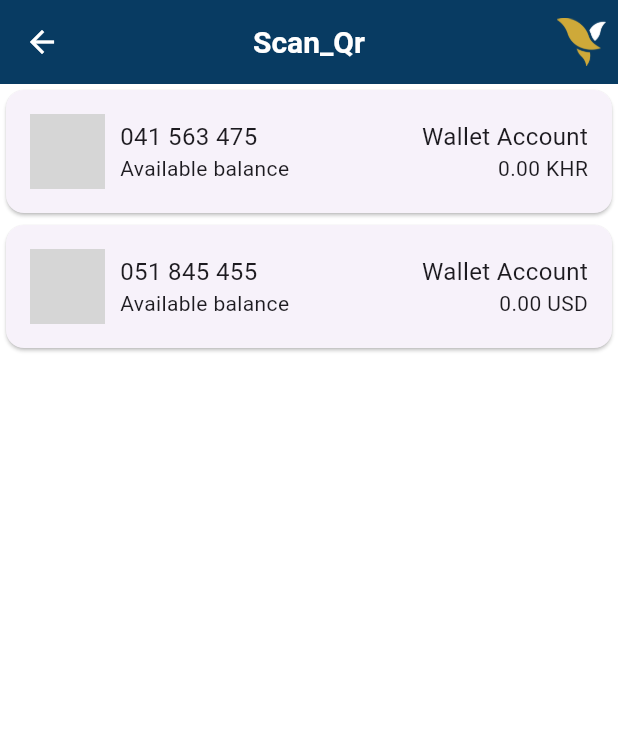
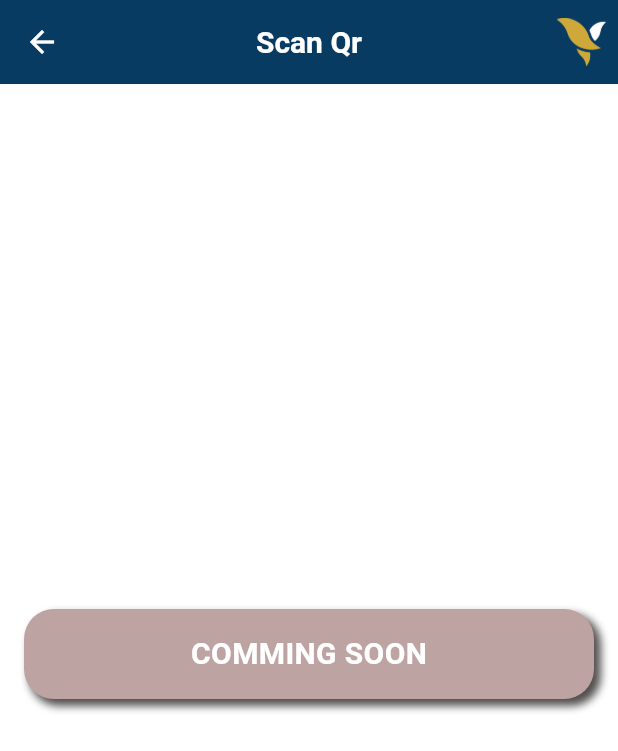
Before and after one commit to keyyyCode/flutter_acleda, a Flutter app: the Scan_Qr screen opened directly, on a phone screen of 412 x 824 dp. Shown: the top 751 px of the screen. Run offline on Flutter 3.47's test engine with Material 3 defaults, Android fonts, the light colour scheme and no system bars; our stand-ins replace carousel_slider; missing offline and left inert: flutter_icon_snackbar; grey boxes are pictures that could not be loaded.

Commit message:
first commit

```diff
--- a/lib/screen/GridBox/scan_qr.dart
+++ /dev/null
@@ -1,90 +0,0 @@
-import 'package:bank/screen/Screen_Main/main_screen.dart';
-import 'package:flutter/material.dart';
-
-class Scan_Qr extends StatelessWidget {
-  @override
-  Widget build(BuildContext context) => Scaffold(
-        appBar: AppBar(
-          title: const Text(
-            'Scan_Qr',
-            style: TextStyle(
-                color: Colors.white, fontWeight: FontWeight.bold, fontSize: 20),
-          ),
-          backgroundColor: const Color.fromARGB(255, 8, 59, 98),
-          centerTitle: true,
-          iconTheme: const IconThemeData(color: Colors.white),
-          actions: [
-            IconButton(
-              onPressed: () {
-                Navigator.pop(
-                  context,
-                  MaterialPageRoute(
-                    builder: (context) => HomepageScreen(),
-                  ),
-                );
-              },
-              icon: Image.asset(
-                'assets/icons/body/acleda.png',
-                width: 33,
-                height: 33,
-              ),
-
-              // padding: const EdgeInsets.all(16.0),
-            )
-          ],
-        ),
-        body: Center(
-          child: Column(
-            children: [
-              balanceCard(context, '041 563 475', 'Available balance',
-                  'Wallet Account', '0.00 KHR'),
-              balanceCard(context, '051 845 455', 'Available balance',
-                  'Wallet Account', '0.00 USD'),
-            ],
-          ),
-        ),
-      );
-  Widget balanceCard(BuildContext context, String phoneNum, String accountName,
-          String amount, String Wallet) =>
-      Card(
-        child: Padding(
-          padding: const EdgeInsets.all(16.0),
-          child: Row(
-            mainAxisAlignment: MainAxisAlignment.spaceBetween,
-            children: [
-              Container(
-                width: 50.0,
-                height: 50.0,
-                decoration: const BoxDecoration(
-                  shape: BoxShape.circle,
-                  image: DecorationImage(
-                    image: AssetImage('assets/icons/menus.png'),
-                  ),
-                ),
-                margin: const EdgeInsets.only(right: 10.0),
-              ),
-              Expanded(
-                child: Column(
-                  mainAxisAlignment: MainAxisAlignment.center,
-                  crossAxisAlignment: CrossAxisAlignment.start,
-                  children: [
-                    Text(phoneNum, style: const TextStyle(fontSize: 16.0)),
-                    Text(accountName, style: const TextStyle(fontSize: 14.0)),
-                  ],
-                ),
-              ),
-              Expanded(
-                child: Column(
-                  mainAxisAlignment: MainAxisAlignment.center,
-                  crossAxisAlignment: CrossAxisAlignment.end,
-                  children: [
-                    Text(amount, style: const TextStyle(fontSize: 16.0)),
-                    Text(Wallet, style: const TextStyle(fontSize: 14.0)),
-                  ],
-                ),
-              ),
-            ],
-          ),
-        ),
-      );
-}
--- /dev/null
+++ b/lib/screen/GridBox/scanqr.dart
@@ -0,0 +1,70 @@
+import 'package:bank/screen/Screen_Main/main_screen.dart';
+import 'package:flutter/material.dart';
+import 'package:flutter/widgets.dart';
+
+class Scan_Qr extends StatelessWidget {
+  @override
+  Widget build(BuildContext context) => Scaffold(
+        appBar: AppBar(
+          title: const Text(
+            'Scan Qr',
+            style: TextStyle(
+                color: Colors.white, fontWeight: FontWeight.bold, fontSize: 20),
+          ),
+          backgroundColor: const Color.fromARGB(255, 8, 59, 98),
+          centerTitle: true,
+          iconTheme: const IconThemeData(color: Colors.white),
+          actions: [
+            IconButton(
+              onPressed: () {
+                Navigator.pop(
+                  context,
+                  MaterialPageRoute(
+                    builder: (context) => const HomepageScreen(),
+                  ),
+                );
+              },
+              icon: Image.asset(
+                'assets/icons/body/acleda.png',
+                width: 33,
+                height: 33,
+              ),
+            )
+          ],
+        ),
+        body: Center(
+          child: Column(
+            children: [
+              Padding(
+                padding: const EdgeInsets.only(left: 16, right: 16, top: 350),
+                child: Container(
+                  height: 60,
+                  width: 400,
+                  decoration: BoxDecoration(
+                    color: const Color.fromARGB(255, 190, 163, 163),
+                    borderRadius: BorderRadius.circular(20),
+                    boxShadow: [
+                      BoxShadow(
+                        color: Color.fromARGB(255, 83, 79, 79),
+                        spreadRadius: 0.5,
+                        blurRadius: 4,
+                        offset: Offset(4, 4),
+                      ),
+                    ],
+                  ),
+                  child: const Center(
+                    child: Text(
+                      'COMMING SOON',
+                      style: TextStyle(
+                          fontWeight: FontWeight.bold,
+                          fontSize: 20,
+                          color: Color.fromARGB(255, 255, 255, 255)),
+                    ),
+                  ),
+                ),
+              )
+            ],
+          ),
+        ),
+      );
+}
--- a/lib/screen/Screen_Main/main_screen.dart
+++ b/lib/screen/Screen_Main/main_screen.dart
@@ -1,4 +1,4 @@
-import 'package:bank/screen/Screen_Main/AppBars/App_bar.dart';
+import 'package:bank/screen/Screen_Main/AppBars/Appbar.dart';
 import 'package:bank/screen/Screen_Main/list_drawer.dart';
 import 'package:bank/screen/Screen_Main/body_home.dart';
 import 'package:flutter/material.dart';
@@ -15,7 +15,7 @@ class _HomepageScreenState extends State<HomepageScreen> {
   Widget build(BuildContext context) {
     return Scaffold(
       appBar: appBar(context),
-      drawer: DrawerScreen(),
+      drawer: const DrawerScreen(),
       body: MainHomeScreens(),
     );
   }
```
Also changed, not shown: lib/Models/data/route_data..dart (+5 -7 lines), lib/screen/GridBox/account.dart (deleted, +0 -173 lines), lib/screen/GridBox/quickcush.dart (renamed from lib/screen/GridBox/quick_cush.dart, +6 -7 lines), lib/screen/Screen_Main/AppBars/Appbar.dart (renamed from lib/screen/Screen_Main/AppBars/App_bar.dart, +4 -6 lines), lib/screen/scanners/main_scan.dart (deleted, +0 -107 lines), lib/screen/scanners/mobile_scanner.dart (deleted, +0 -153 lines).
